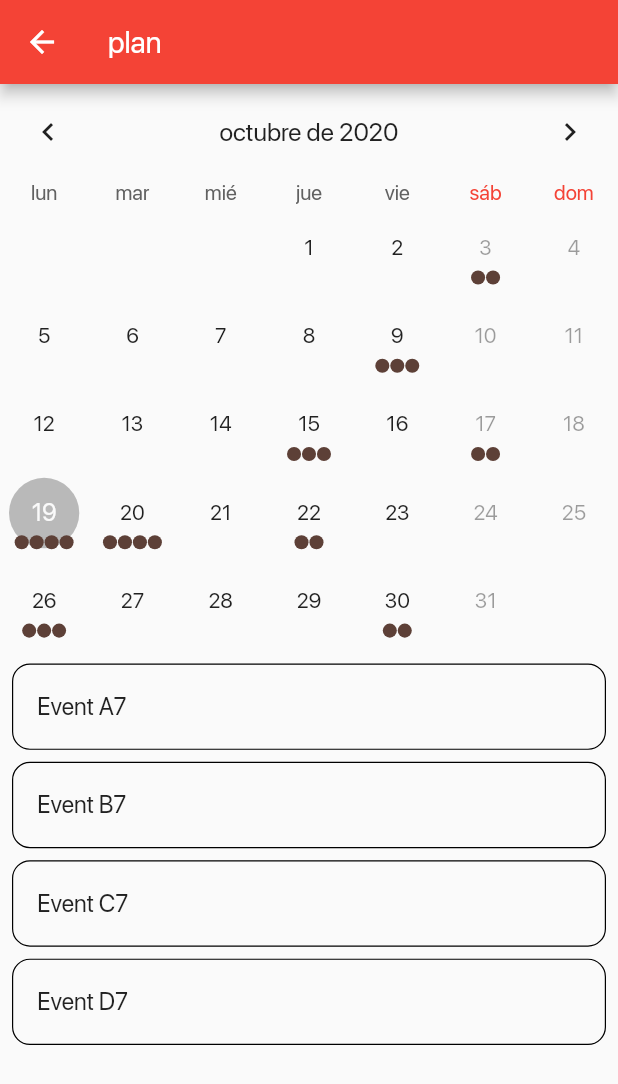
After one commit to mastra/kinesop_app, a Flutter app: the CalendarScreen screen opened directly, on a phone screen of 412 x 824 dp. The commit adds this screen. Shown: the top 1084 px of the screen. Run offline on Flutter 3.47's test engine with Material 2 defaults, Android fonts, the light colour scheme and no system bars; drawn by our look-alikes of table_calendar; our stand-ins replace get.

Commit message:
agrego calendar

```diff
--- a/lib/main.dart
+++ b/lib/main.dart
@@ -1,9 +1,10 @@
 import 'package:flutter/material.dart';
 import './screen/login_screen.dart';
 import 'package:get/get.dart';
+import 'package:intl/date_symbol_data_local.dart';
 
 void main() {
-  runApp(MyApp());
+  initializeDateFormatting().then((_) => runApp(MyApp()));
 }
 
 TextStyle heading2gray = TextStyle(
--- /dev/null
+++ b/lib/screen/calendar_screen.dart
@@ -0,0 +1,254 @@
+import 'package:flutter/material.dart';
+import 'package:table_calendar/table_calendar.dart';
+//import 'package:intl/intl.dart' show DateFormat;
+
+class CalendarScreen extends StatefulWidget {
+  @override
+  _CalendarScreenState createState() => new _CalendarScreenState();
+}
+
+class _CalendarScreenState extends State<CalendarScreen> {
+  CalendarController _calendarController;
+  Map<DateTime, List> _events;
+  List _selectedEvents;
+
+  @override
+  void initState() {
+    super.initState();
+    final _selectedDay = DateTime.now();
+
+    _events = {
+      _selectedDay.subtract(Duration(days: 30)): [
+        'Event A0',
+        'Event B0',
+        'Event C0'
+      ],
+      _selectedDay.subtract(Duration(days: 27)): ['Event A1'],
+      _selectedDay.subtract(Duration(days: 20)): [
+        'Event A2',
+        'Event B2',
+        'Event C2',
+        'Event D2'
+      ],
+      _selectedDay.subtract(Duration(days: 16)): ['Event A3', 'Event B3'],
+      _selectedDay.subtract(Duration(days: 10)): [
+        'Event A4',
+        'Event B4',
+        'Event C4'
+      ],
+      _selectedDay.subtract(Duration(days: 4)): [
+        'Event A5',
+        'Event B5',
+        'Event C5'
+      ],
+      _selectedDay.subtract(Duration(days: 2)): ['Event A6', 'Event B6'],
+      _selectedDay: ['Event A7', 'Event B7', 'Event C7', 'Event D7'],
+      _selectedDay.add(Duration(days: 1)): [
+        'Event A8',
+        'Event B8',
+        'Event C8',
+        'Event D8'
+      ],
+      _selectedDay.add(Duration(days: 3)):
+          Set.from(['Event A9', 'Event A9', 'Event B9']).toList(),
+      _selectedDay.add(Duration(days: 7)): [
+        'Event A10',
+        'Event B10',
+        'Event C10'
+      ],
+      _selectedDay.add(Duration(days: 11)): ['Event A11', 'Event B11'],
+      _selectedDay.add(Duration(days: 17)): [
+        'Event A12',
+        'Event B12',
+        'Event C12',
+        'Event D12'
+      ],
+      _selectedDay.add(Duration(days: 22)): ['Event A13', 'Event B13'],
+      _selectedDay.add(Duration(days: 26)): [
+        'Event A14',
+        'Event B14',
+        'Event C14'
+      ],
+    };
+
+    _selectedEvents = _events[_selectedDay] ?? [];
+    _calendarController = CalendarController();
+  }
+
+  @override
+  void dispose() {
+    _calendarController.dispose();
+    super.dispose();
+  }
+
+  @override
+  Widget build(BuildContext context) {
+    return Scaffold(
+      appBar: AppBar(
+        title: Text("plan"),
+      ),
+      body: Column(
+        mainAxisSize: MainAxisSize.max,
+        children: <Widget>[
+          // Switch out 2 lines below to play with TableCalendar's settings
+          //-----------------------
+          _buildTableCalendar(),
+          // _buildTableCalendarWithBuilders(),
+          const SizedBox(height: 8.0),
+          Expanded(child: _buildEventList()),
+        ],
+      ),
+    );
+  }
+
+  void _onDaySelected(DateTime day, List events, List holiday) {
+    print('CALLBACK: _onDaySelected');
+    setState(() {
+      _selectedEvents = events;
+    });
+  }
+
+  void _onVisibleDaysChanged(
+      DateTime first, DateTime last, CalendarFormat format) {
+    print('CALLBACK: _onVisibleDaysChanged');
+  }
+
+  void _onCalendarCreated(
+      DateTime first, DateTime last, CalendarFormat format) {
+    print('CALLBACK: _onCalendarCreated');
+  }
+
+// Simple TableCalendar configuration (using Styles)
+  Widget _buildTableCalendar() {
+    return TableCalendar(
+      locale: "es_ES",
+      calendarController: _calendarController,
+      events: _events,
+      startingDayOfWeek: StartingDayOfWeek.monday,
+      calendarStyle: CalendarStyle(
+        weekendStyle: TextStyle(color: Colors.black38),
+        selectedColor: Colors.black26,
+        todayColor: Colors.black,
+        markersColor: Colors.brown[700],
+        outsideDaysVisible: false,
+      ),
+      initialCalendarFormat: CalendarFormat.month,
+      availableCalendarFormats: {CalendarFormat.month: "mes"},
+      headerStyle: HeaderStyle(
+        centerHeaderTitle: true,
+        formatButtonTextStyle:
+            TextStyle().copyWith(color: Colors.white, fontSize: 15.0),
+        formatButtonDecoration: BoxDecoration(
+          color: Colors.deepOrange[400],
+          borderRadius: BorderRadius.circular(16.0),
+        ),
+      ),
+      onDaySelected: _onDaySelected,
+      onVisibleDaysChanged: _onVisibleDaysChanged,
+      onCalendarCreated: _onCalendarCreated,
+    );
+  }
+
+  Widget _buildEventsMarker(DateTime date, List events) {
+    return AnimatedContainer(
+      duration: const Duration(milliseconds: 300),
+      decoration: BoxDecoration(
+        shape: BoxShape.rectangle,
+        color: _calendarController.isSelected(date)
+            ? Colors.brown[500]
+            : _calendarController.isToday(date)
+                ? Colors.brown[300]
+                : Colors.blue[400],
+      ),
+      width: 16.0,
+      height: 16.0,
+      child: Center(
+        child: Text(
+          '${events.length}',
+          style: TextStyle().copyWith(
+            color: Colors.white,
+            fontSize: 12.0,
+          ),
+        ),
+      ),
+    );
+  }
+
+  Widget _buildHolidaysMarker() {
+    return Icon(
+      Icons.add_box,
+      size: 20.0,
+      color: Colors.blueGrey[800],
+    );
+  }
+
+  Widget _buildButtons() {
+    final dateTime = _events.keys.elementAt(_events.length - 2);
+
+    return Column(
+      children: <Widget>[
+        Row(
+          mainAxisSize: MainAxisSize.max,
+          mainAxisAlignment: MainAxisAlignment.spaceEvenly,
+          children: <Widget>[
+            RaisedButton(
+              child: Text('Month'),
+              onPressed: () {
+                setState(() {
+                  _calendarController.setCalendarFormat(CalendarFormat.month);
+                });
+              },
+            ),
+            RaisedButton(
+              child: Text('2 weeks'),
+              onPressed: () {
+                setState(() {
+                  _calendarController
+                      .setCalendarFormat(CalendarFormat.twoWeeks);
+                });
+              },
+            ),
+            RaisedButton(
+              child: Text('Week'),
+              onPressed: () {
+                setState(() {
+                  _calendarController.setCalendarFormat(CalendarFormat.week);
+                });
+              },
+            ),
+          ],
+        ),
+        const SizedBox(height: 8.0),
+        RaisedButton(
+          child: Text(
+              'Set day ${dateTime.day}-${dateTime.month}-${dateTime.year}'),
+          onPressed: () {
+            _calendarController.setSelectedDay(
+              DateTime(dateTime.year, dateTime.month, dateTime.day),
+              runCallback: true,
+            );
+          },
+        ),
+      ],
+    );
+  }
+
+  Widget _buildEventList() {
+    return ListView(
+      children: _selectedEvents
+          .map((event) => Container(
+                decoration: BoxDecoration(
+                  border: Border.all(width: 0.8),
+                  borderRadius: BorderRadius.circular(12.0),
+                ),
+                margin:
+                    const EdgeInsets.symmetric(horizontal: 8.0, vertical: 4.0),
+                child: ListTile(
+                  title: Text(event.toString()),
+                  onTap: () => print('$event tapped!'),
+                ),
+              ))
+          .toList(),
+    );
+  }
+}
--- a/lib/screen/user_screen.dart
+++ b/lib/screen/user_screen.dart
@@ -1,6 +1,7 @@
 import 'package:flutter/material.dart';
 import 'package:kinesio/main.dart';
 import 'package:get/get.dart';
+import 'calendar_screen.dart';
 
 class UserScreen extends StatelessWidget {
   Widget userData(BuildContext context, String title, String subTitle) {
@@ -115,7 +116,7 @@ class UserScreen extends StatelessWidget {
               FlatButton(
                 color: Colors.black38,
                 onPressed: () {
-                  Get.to()
+                  Get.to(CalendarScreen());
                 },
                 child: Row(
                   children: [
--- a/pubspec.yaml
+++ b/pubspec.yaml
@@ -24,6 +24,8 @@ dependencies:
   flutter:
     sdk: flutter
   get: ^3.13.2
+  table_calendar: ^2.2.3
+  #flutter_calendar_carousel: ^1.5.1
 
 
   # The following adds the Cupertino Icons font to your application.
```
Also changed, not shown: pubspec.lock.
